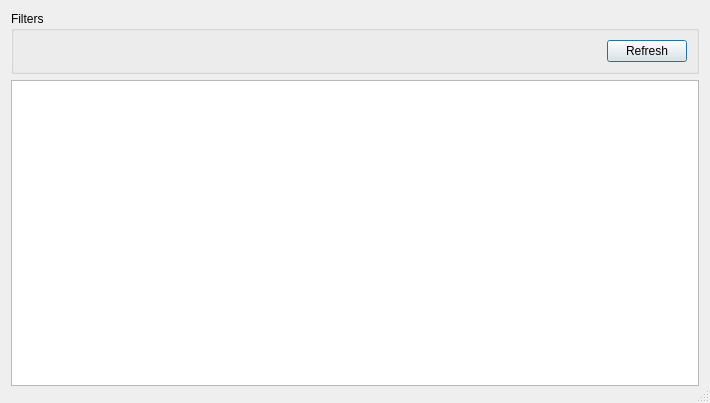
Old version of the form client/report/dlgpreview.ui in the repository tbikfalvi/Belenus.
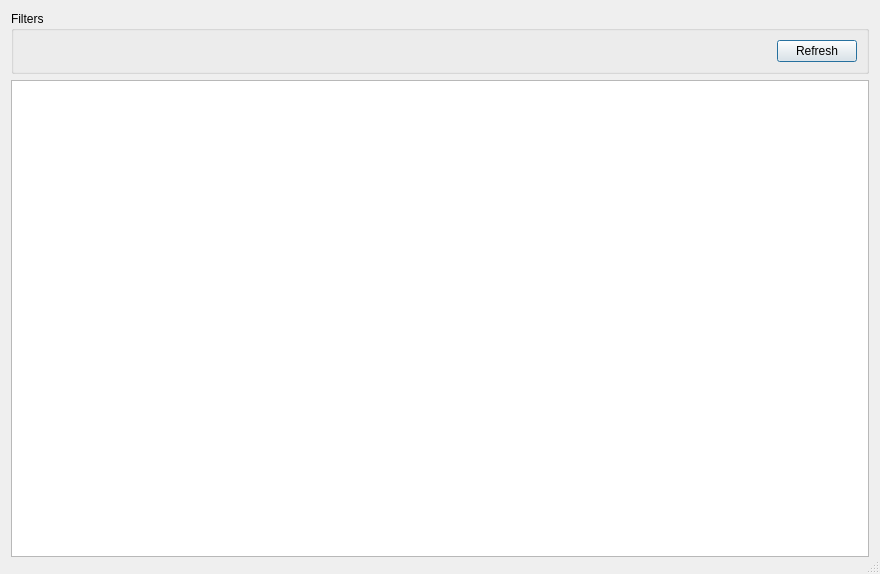
New version of the form.

Commit message: Vendeg report filterek atcsoportositasa

Diff of the .ui file:
```diff
--- a/client/report/dlgpreview.ui
+++ b/client/report/dlgpreview.ui
@@ -9,8 +9,8 @@
    <rect>
     <x>0</x>
     <y>0</y>
-    <width>710</width>
-    <height>403</height>
+    <width>880</width>
+    <height>574</height>
    </rect>
   </property>
   <property name="windowTitle">
```
The commit also changes 1 other file.
